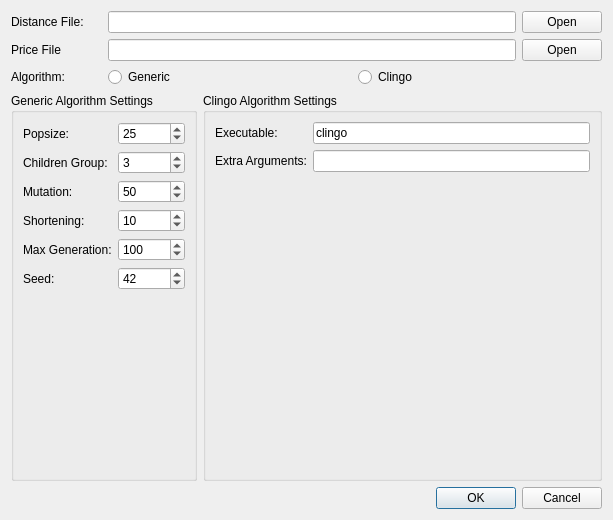
This is gui/ui_opendialog.ui in domoritz/informaticup-2012 as Qt 5 draws it before an edit. The edited form follows.
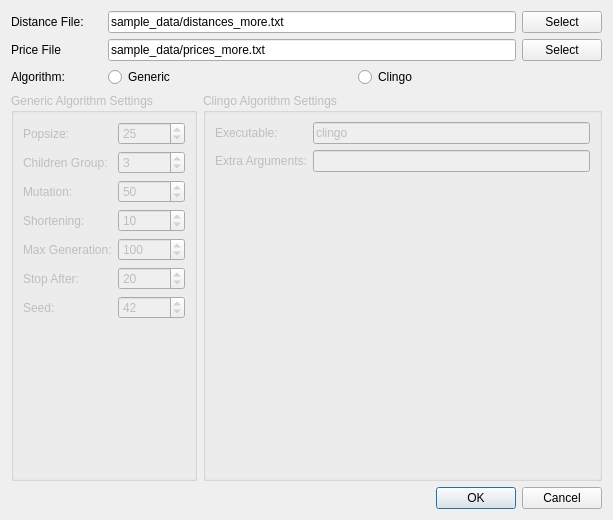
This is the edited form.

Diff of the .ui file:
```diff
--- a/gui/ui_opendialog.ui
+++ b/gui/ui_opendialog.ui
@@ -24,12 +24,16 @@
    <item row="1" column="4">
     <layout class="QHBoxLayout" name="distanceLayout">
      <item>
-      <widget class="QLineEdit" name="lineEdit"/>
+      <widget class="QLineEdit" name="distancesFileEdit">
+       <property name="text">
+        <string>sample_data/distances_more.txt</string>
+       </property>
+      </widget>
      </item>
      <item>
       <widget class="QPushButton" name="pushButton">
        <property name="text">
-        <string>Open</string>
+        <string>Select</string>
        </property>
       </widget>
      </item>
@@ -45,12 +49,16 @@
    <item row="2" column="4">
     <layout class="QHBoxLayout" name="horizontalLayout_2">
      <item>
-      <widget class="QLineEdit" name="lineEdit_2"/>
+      <widget class="QLineEdit" name="pricesFileEdit">
+       <property name="text">
+        <string>sample_data/prices_more.txt</string>
+       </property>
+      </widget>
      </item>
      <item>
       <widget class="QPushButton" name="pushButton_2">
        <property name="text">
-        <string>Open</string>
+        <string>Select</string>
        </property>
       </widget>
      </item>
@@ -70,6 +78,9 @@
     <layout class="QHBoxLayout" name="horizontalLayout_3" stretch="0,0">
      <item>
       <widget class="QGroupBox" name="genericOptions">
+       <property name="enabled">
+        <bool>false</bool>
+       </property>
        <property name="title">
         <string>Generic Algorithm Settings</string>
        </property>
@@ -162,15 +173,15 @@
           </property>
          </widget>
         </item>
-        <item row="5" column="0">
+        <item row="6" column="0">
          <widget class="QLabel" name="label_10">
           <property name="text">
            <string>Seed:</string>
           </property>
          </widget>
         </item>
-        <item row="5" column="1">
-         <widget class="QSpinBox" name="spinBox_6">
+        <item row="6" column="1">
+         <widget class="QSpinBox" name="seedEdit">
           <property name="maximum">
            <number>1000000</number>
           </property>
@@ -179,11 +190,31 @@
           </property>
          </widget>
         </item>
+        <item row="5" column="0">
+         <widget class="QLabel" name="stopAfterLabel">
+          <property name="text">
+           <string>Stop After:</string>
+          </property>
+         </widget>
+        </item>
+        <item row="5" column="1">
+         <widget class="QSpinBox" name="stopAfterEdit">
+          <property name="maximum">
+           <number>1000000</number>
+          </property>
+          <property name="value">
+           <number>20</number>
+          </property>
+         </widget>
+        </item>
        </layout>
       </widget>
      </item>
      <item>
       <widget class="QGroupBox" name="clingoOptions">
+       <property name="enabled">
+        <bool>false</bool>
+       </property>
        <property name="title">
         <string>Clingo Algorithm Settings</string>
        </property>
```
Left out of the diff: 26 changed lines with no effect on the pictures.
